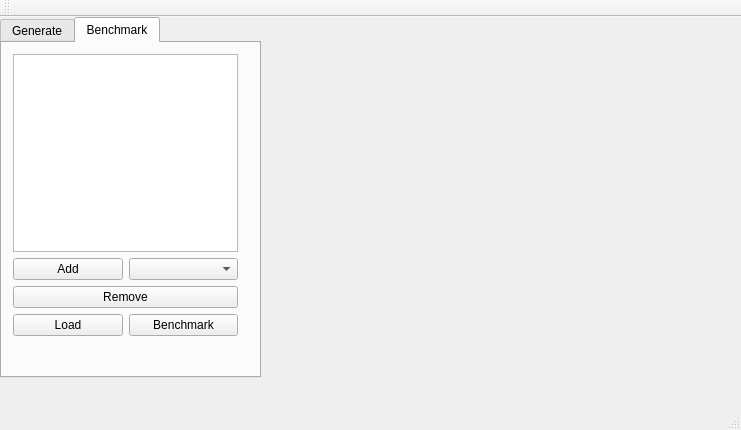
First picture: the form in source/mainwindow.ui, repository ObadaJabassini/parallel-matrix-vector-multiplication, before the edit.
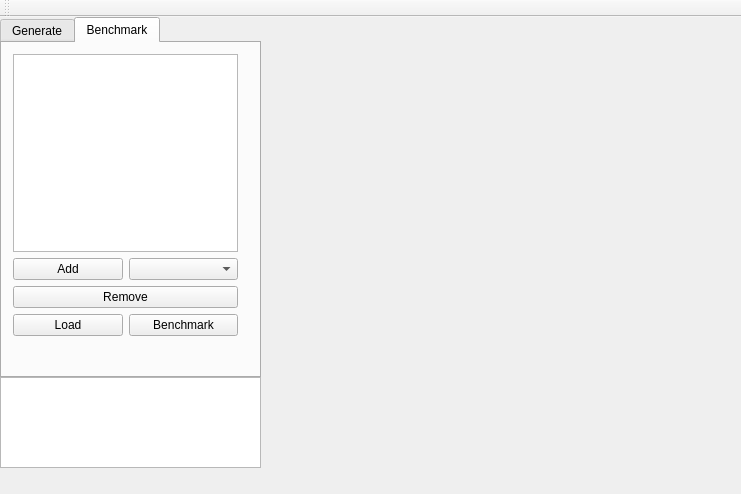
Second picture: the form after the edit. Custom widgets are drawn as their Qt base class.

```diff
--- a/source/mainwindow.ui
+++ b/source/mainwindow.ui
@@ -7,7 +7,7 @@
                 <x>0</x>
                 <y>0</y>
                 <width>741</width>
-                <height>430</height>
+                <height>494</height>
             </rect>
         </property>
         <property name="windowTitle">
@@ -163,7 +163,17 @@
                         <x>269</x>
                         <y>9</y>
                         <width>471</width>
-                        <height>351</height>
+                        <height>441</height>
+                    </rect>
+                </property>
+            </widget>
+            <widget class="QTextEdit" name="resultEdit">
+                <property name="geometry">
+                    <rect>
+                        <x>0</x>
+                        <y>360</y>
+                        <width>261</width>
+                        <height>91</height>
                     </rect>
                 </property>
             </widget>
@@ -186,7 +196,6 @@
                 <bool>false</bool>
             </attribute>
         </widget>
-        <widget class="QStatusBar" name="statusBar"/>
     </widget>
     <layoutdefault spacing="6" margin="11"/>
     <customwidgets>
```
